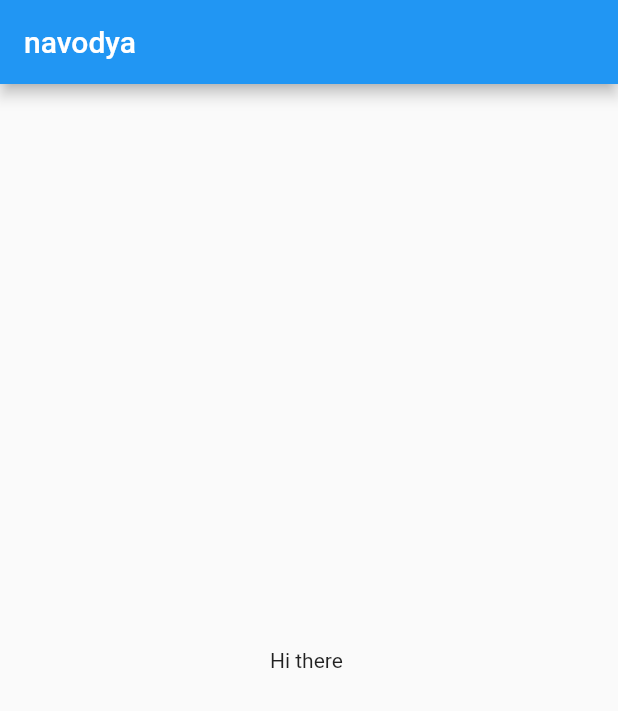
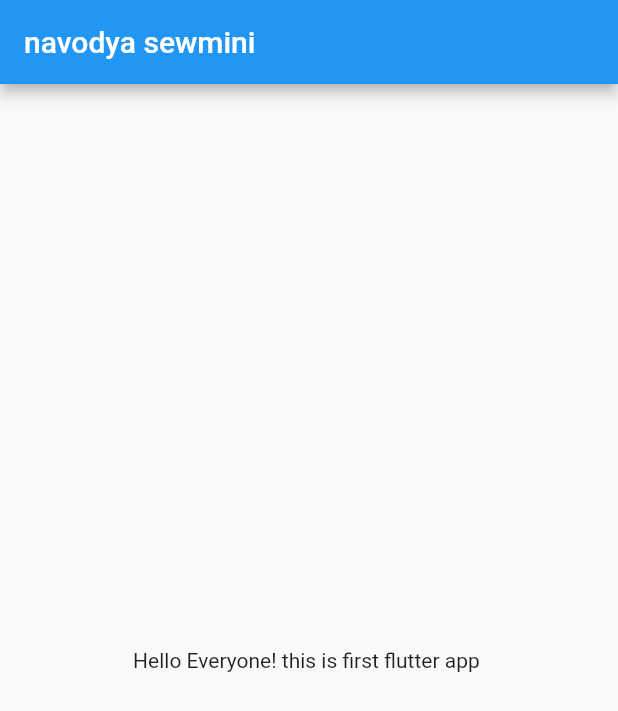
Before and after one commit to nsewmini/fluttersample_application_assignment, a Flutter app: the screen it shows after launch, on a phone screen of 412 x 824 dp. Shown: the top 711 px of the screen. Run offline on Flutter 3.47's test engine with Material 2 defaults, Android fonts, the phone set to English and light mode, and no system bars.

Commit message:
do modifications

```diff
--- a/lib/pages/home_page.dart
+++ b/lib/pages/home_page.dart
@@ -7,11 +7,11 @@ class HomePage extends StatelessWidget {
   Widget build(BuildContext context) {
     return Scaffold(
         appBar: AppBar(
-          title: const Text("navodya"),
+          title: const Text("navodya sewmini"),
           elevation: 4,
         ),
         body: const Center(
-          child: Text("Hi there "),
+          child: Text("Hello Everyone! this is first flutter app "),
         ));
   }
 }
```
